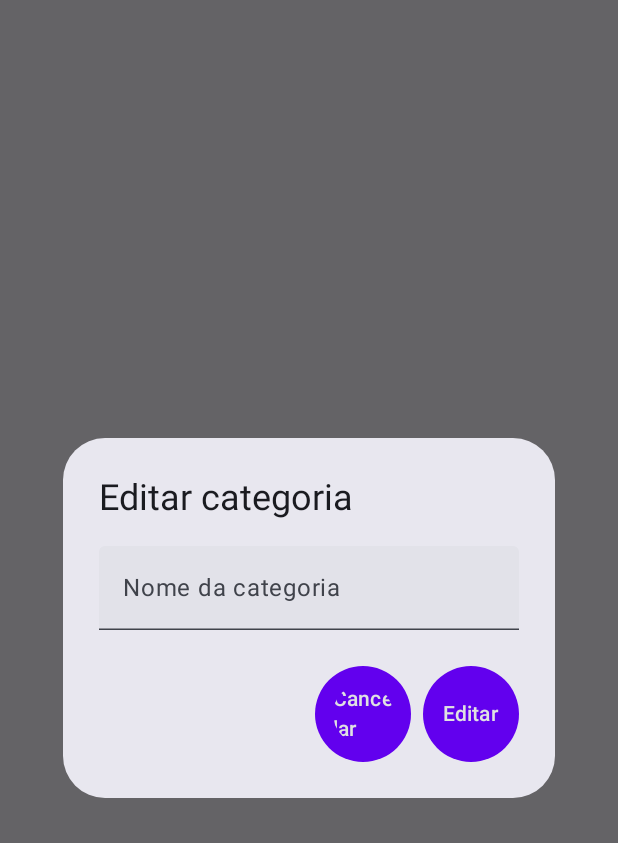
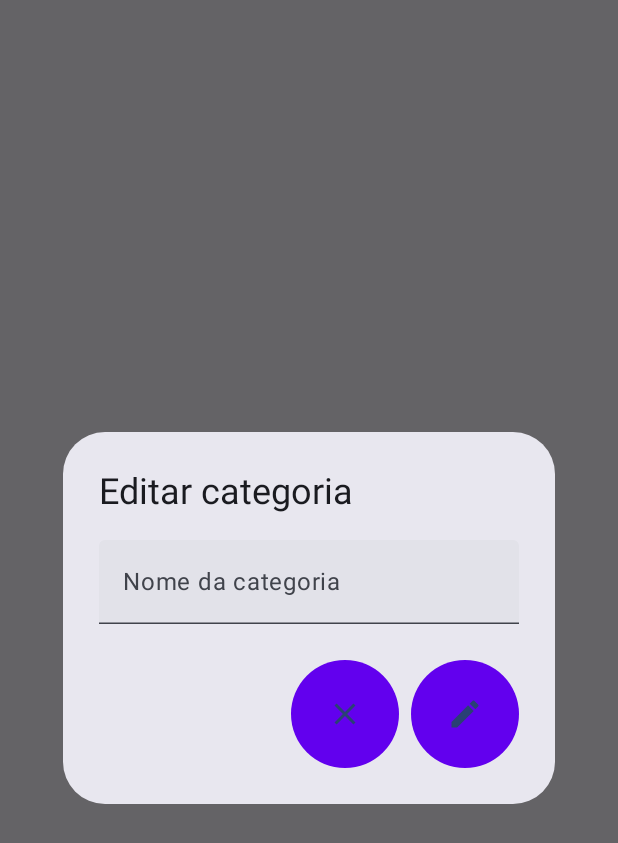
Before and after one commit to laffayatte/app-gerencia-de-financas-pessoais, an Android app built with Jetpack Compose: the composable EditCategoryDialog called with empty values, on a phone screen of 412 x 824 dp. Shown: the top 843 px of the screen. Run offline under Robolectric (Android 15) with nearby library versions, the light colour scheme and no system bars.

Commit message:
refactor edit category dialog

```diff
--- a/app/src/main/java/ufam/projetodeprogramas/gerenciapessoal/components/EditCategoryDialog.kt
+++ b/app/src/main/java/ufam/projetodeprogramas/gerenciapessoal/components/EditCategoryDialog.kt
@@ -5,8 +5,12 @@ import androidx.compose.foundation.layout.Arrangement
 import androidx.compose.foundation.layout.Column
 import androidx.compose.foundation.layout.padding
 import androidx.compose.foundation.shape.RoundedCornerShape
+import androidx.compose.material.icons.Icons
+import androidx.compose.material.icons.filled.Close
+import androidx.compose.material.icons.filled.Edit
 import androidx.compose.material3.AlertDialog
 import androidx.compose.material3.ExperimentalMaterial3Api
+import androidx.compose.material3.Icon
 import androidx.compose.material3.IconButton
 import androidx.compose.material3.Text
 import androidx.compose.material3.TextField
@@ -36,12 +40,9 @@ fun EditCategoryDialog(
                 modifier = Modifier
                     .clip(RoundedCornerShape(50))
                     .background(colorResource(id = R.color.purple_500))
-                    .padding(8.dp)
+                    .padding(12.dp)
             ) {
-                Text(
-                    text = "Editar",
-                    color = colorResource(id = R.color.gray),
-                )
+                Icon(imageVector = Icons.Default.Edit, contentDescription = null)
             }
         },
         dismissButton = {
@@ -50,12 +51,9 @@ fun EditCategoryDialog(
                 modifier = Modifier
                     .clip(RoundedCornerShape(50))
                     .background(colorResource(id = R.color.purple_500))
-                    .padding(8.dp)
+                    .padding(12.dp)
             ) {
-                Text(
-                    text = "Cancelar",
-                    color = colorResource(id = R.color.gray),
-                )
+                Icon(imageVector = Icons.Default.Close, contentDescription = null)
             }
         },
         title = { Text(text = "Editar categoria") },
```
